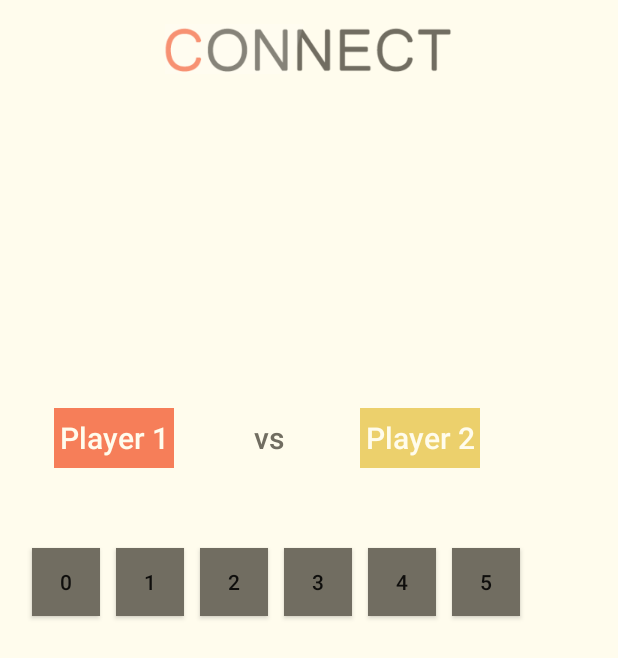
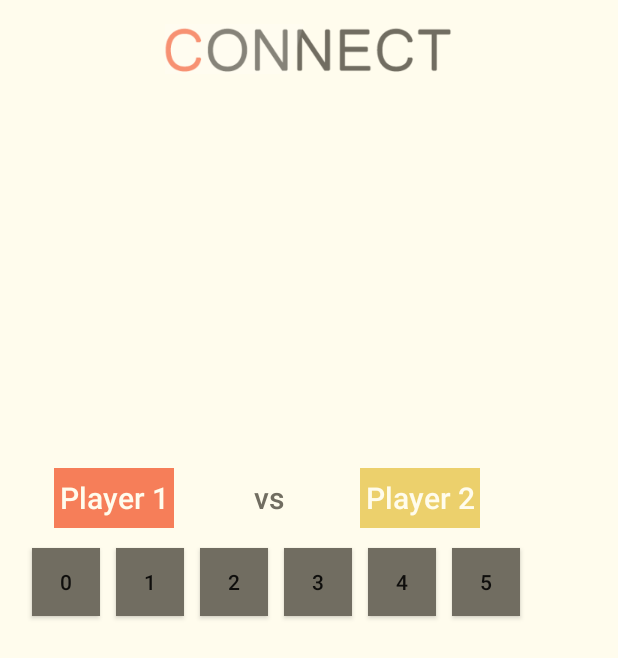
Before and after one commit to kallebornemark/ProjectC4, an Android app: the screen it shows after launch (MainActivity), on a phone screen of 412 x 824 dp. Shown: the top 658 px of the screen. Run offline under Robolectric (Android 15) with nearby library versions, the phone set to English and light mode, and no system bars.

Commit message:
fixat för multipla telefoner

```diff
--- a/Android/C4/app/src/main/java/projectc4/c4/MainActivity.java
+++ b/Android/C4/app/src/main/java/projectc4/c4/MainActivity.java
@@ -8,6 +8,7 @@ import android.view.View;
 import android.widget.Button;
 import android.widget.GridLayout;
 import android.widget.RelativeLayout;
+import android.widget.TableRow;
 import android.widget.TextView;
 
 import org.w3c.dom.Text;
@@ -117,6 +118,8 @@ public class MainActivity extends Activity {
                 for (int i = 0; i < buttonArrayList.size(); i++) {
                     buttonArrayList.get(i).setEnabled(false);
                 }
+        TableRow tableRowPlayers = (TableRow)findViewById(R.id.tableRowPlayers);
+        tableRowPlayers.setVisibility(View.INVISIBLE);
         buttonNewGame.setOnClickListener(new View.OnClickListener() {
             @Override
             public void onClick(View v) {
@@ -126,6 +129,8 @@ public class MainActivity extends Activity {
                 TextView textViewWinner = (TextView)findViewById(R.id.textViewWinner);
                 textViewWinner.setText("");
                 clientController.newGame();
+                TableRow tableRowPlayers = (TableRow)findViewById(R.id.tableRowPlayers);
+                tableRowPlayers.setVisibility(View.VISIBLE);
             }
         });
     }
--- a/Android/C4/app/src/main/res/layout/activity_main.xml
+++ b/Android/C4/app/src/main/res/layout/activity_main.xml
@@ -431,7 +431,6 @@
     <TableRow
         android:layout_width="wrap_content"
         android:layout_height="wrap_content"
-        android:layout_alignBottom="@+id/textViewWinner"
         android:layout_centerHorizontal="true"
         android:id="@+id/tableRow"
         android:layout_above="@+id/gridLayoutNorth">
@@ -456,9 +455,10 @@
     <TableRow
         android:layout_width="fill_parent"
         android:layout_height="wrap_content"
-        android:layout_above="@+id/tableRow"
+        android:layout_alignTop="@+id/tableRow"
         android:layout_alignParentLeft="true"
-        android:layout_alignParentStart="true">
+        android:layout_alignParentStart="true"
+        android:id="@+id/tableRowPlayers">
 
         <TextView
             android:layout_width="80dp"
@@ -496,7 +496,8 @@
         android:id="@+id/imageView"
         android:layout_alignParentTop="true"
         android:layout_centerHorizontal="true"
-        android:background="@drawable/logga" />
+        android:background="@drawable/logga"
+        android:layout_alignParentLeft="false" />
 
 
 </RelativeLayout>
```
